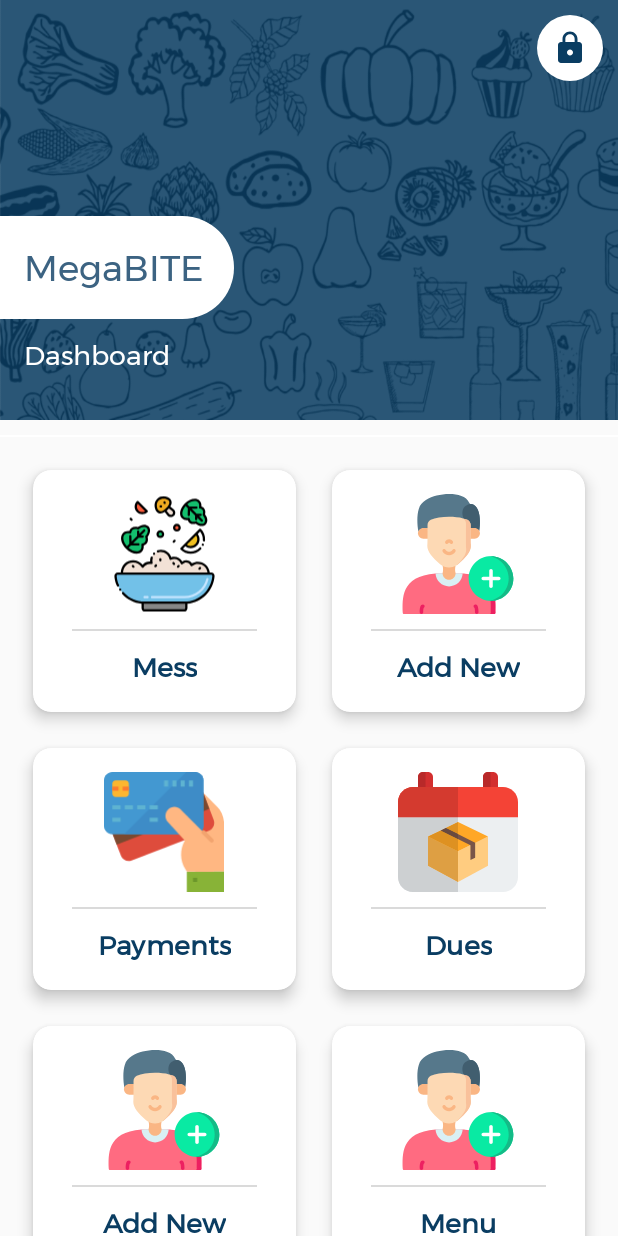
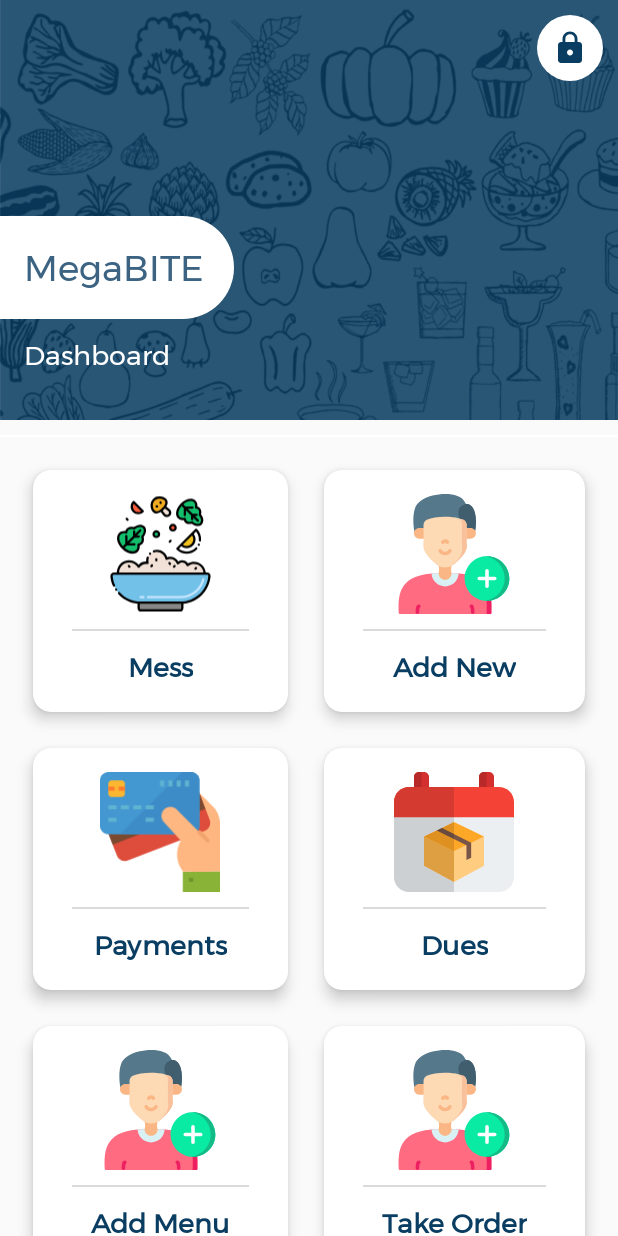
Before and after one commit to Inhaler-beep/SabusKitchenApp, an Android app: the screen it shows after launch once a user with an empty profile is signed in (HomeActivity), on a phone screen of 412 x 824 dp. Run offline under Robolectric (Android 15) with nearby library versions, the phone set to English and light mode, and no system bars; our stand-ins replace Firebase (no records; nobody signed in at launch, a user with empty details on screens opened directly); Roboto replaces fonts that are not available here.

```diff
--- a/app/src/main/AndroidManifest.xml
+++ b/app/src/main/AndroidManifest.xml
@@ -16,6 +16,12 @@
         android:roundIcon="@drawable/logosabus"
         android:supportsRtl="true"
         android:theme="@style/Theme.Sabuskitchen">
+        <activity
+            android:name=".ChefDetailActivity"
+            android:exported="true" />
+        <activity
+            android:name=".ChefActivity"
+            android:exported="true" />
         <activity
             android:name=".PreOrderActivity"
             android:exported="true" />
--- a/app/src/main/java/com/example/sabuskitchen/HomeActivity.java
+++ b/app/src/main/java/com/example/sabuskitchen/HomeActivity.java
@@ -13,7 +13,7 @@ import com.google.firebase.auth.FirebaseAuth;
 
 public class HomeActivity extends AppCompatActivity {
 
-    private CardView MessCardView,AddCardView,DueCardView,PaymentCardView,AddMenu,Menucard;
+    private CardView MessCardView,AddCardView,DueCardView,PaymentCardView,AddMenu,Menucard,OrdersCard;
     private ImageButton LogoutButton;
     private FirebaseAuth mAuth;
 
@@ -28,6 +28,7 @@ public class HomeActivity extends AppCompatActivity {
         PaymentCardView = (CardView) findViewById(R.id.payment_cardView);
         AddMenu = (CardView) findViewById(R.id.add_menu_card);
         Menucard = (CardView) findViewById(R.id.menu_card);
+        OrdersCard = (CardView) findViewById(R.id.current_orders);
 
         mAuth = FirebaseAuth.getInstance();
 
@@ -89,6 +90,13 @@ public class HomeActivity extends AppCompatActivity {
                 finish();
             }
         });
+        OrdersCard.setOnClickListener(new View.OnClickListener() {
+            @Override
+            public void onClick(View v) {
+                Intent loginIntent = new Intent(HomeActivity.this, ChefActivity.class);
+                startActivity(loginIntent);
+            }
+        });
 
     }
 
--- a/app/src/main/java/com/example/sabuskitchen/OrderActivity.java
+++ b/app/src/main/java/com/example/sabuskitchen/OrderActivity.java
@@ -91,7 +91,7 @@ public class OrderActivity extends AppCompatActivity {
         menuButton.setOnClickListener(new View.OnClickListener() {
             @Override
             public void onClick(View v) {
-                Intent menuIntent = new Intent(OrderActivity.this,MenuActivity.class);
+                Intent menuIntent = new Intent(OrderActivity.this,ChefActivity.class);
                 startActivity(menuIntent);
                 finish();
             }
--- a/app/src/main/res/layout/activity_home.xml
+++ b/app/src/main/res/layout/activity_home.xml
@@ -336,7 +336,7 @@
                             android:layout_gravity="center"
                             android:layout_marginTop="10dp"
                             android:fontFamily="@font/montserrat"
-                            android:text="Add New"
+                            android:text="Add Menu"
                             android:textAlignment="center"
                             android:textStyle="bold"
                             android:textColor="@color/colorPrimary"
@@ -386,7 +386,7 @@
                             android:layout_gravity="center"
                             android:layout_marginTop="10dp"
                             android:fontFamily="@font/montserrat"
-                            android:text="Menu"
+                            android:text="Take Order"
                             android:textAlignment="center"
                             android:textStyle="bold"
                             android:textColor="@color/colorPrimary"
@@ -395,6 +395,57 @@
 
 
                 </androidx.cardview.widget.CardView>
+                <androidx.cardview.widget.CardView
+                    android:id="@+id/current_orders"
+                    android:layout_width="wrap_content"
+                    android:layout_height="wrap_content"
+                    android:layout_rowWeight="1"
+                    android:layout_columnWeight="1"
+                    android:padding="10dp"
+                    app:cardElevation="6dp"
+                    app:cardCornerRadius="12dp"
+                    android:layout_margin="12dp"
+                    android:clickable="true"
+                    android:foreground="?attr/selectableItemBackground"
+                    >
+
+                    <LinearLayout
+                        android:layout_width="match_parent"
+                        android:layout_height="match_parent"
+                        android:orientation="vertical"
+                        android:layout_gravity="center"
+                        android:padding="16dp">
+
+                        <ImageView
+                            android:layout_width="80dp"
+                            android:layout_height="80dp"
+                            android:layout_gravity="center"
+                            android:src="@drawable/ic_follow"/>
+
+                        <View
+                            android:layout_width="match_parent"
+                            android:layout_height="1dp"
+                            android:layout_marginLeft="10dp"
+                            android:layout_marginRight="10dp"
+                            android:layout_marginTop="10dp"
+                            android:background="#DADADA"/>
+
+                        <TextView
+                            android:layout_width="wrap_content"
+                            android:layout_height="wrap_content"
+                            android:layout_gravity="center"
+                            android:layout_marginTop="10dp"
+                            android:fontFamily="@font/montserrat"
+                            android:text="Orders"
+                            android:textAlignment="center"
+                            android:textStyle="bold"
+                            android:textColor="@color/colorPrimary"
+                            android:textSize="18sp" />
+                    </LinearLayout>
+
+
+                </androidx.cardview.widget.CardView>
+
 
 
 
--- a/app/src/main/res/layout/menu_layout.xml
+++ b/app/src/main/res/layout/menu_layout.xml
@@ -58,6 +58,7 @@
                     android:layout_width="wrap_content"
                     android:textColor="@color/white"
                     android:elevation="8dp"
+                    android:padding="5dp"
                     android:layout_height="wrap_content"
                     android:background="@drawable/round_button"
                     android:layout_marginLeft="20dp"
@@ -101,6 +102,7 @@
                         android:layout_height="wrap_content"
                         android:text="Cancel"
                         android:textSize="10sp"
+                        android:padding="5dp"
                         android:textColor="@color/colorTertiary"
                         android:background="@drawable/round_border_red"
                         android:layout_marginLeft="50dp"
```
Also changed, not shown: app/src/main/java/com/example/sabuskitchen/ChefDetailActivity.java (added, +239 -0 lines), app/src/main/java/com/example/sabuskitchen/MenuActivity.java (+9 -28 lines), app/src/main/java/com/example/sabuskitchen/Models/OrderDetail.java (added, +7 -0 lines), app/src/main/java/com/example/sabuskitchen/Orders.java (added, +44 -0 lines), app/src/main/res/layout/activity_chef_detail.xml (added, +91 -0 lines), app/src/main/res/layout/order_detail_single.xml (added, +18 -0 lines), app/src/main/res/layout/orders_layout.xml (added, +68 -0 lines), app/src/main/res/drawable/sabuspashpng.png.
